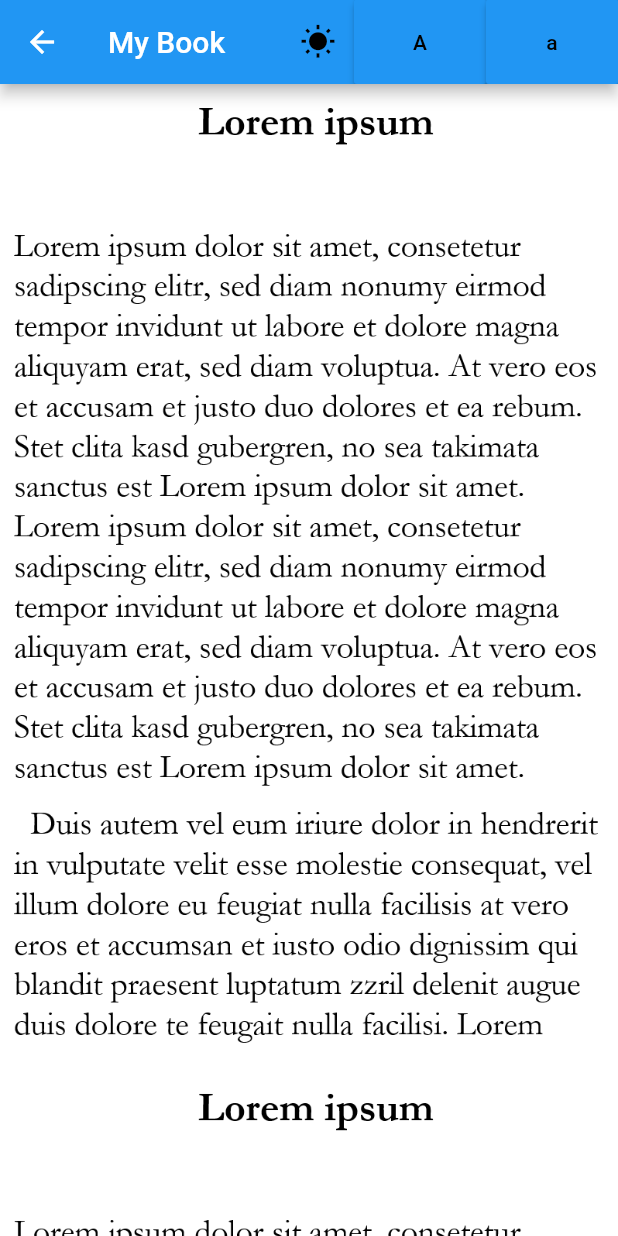
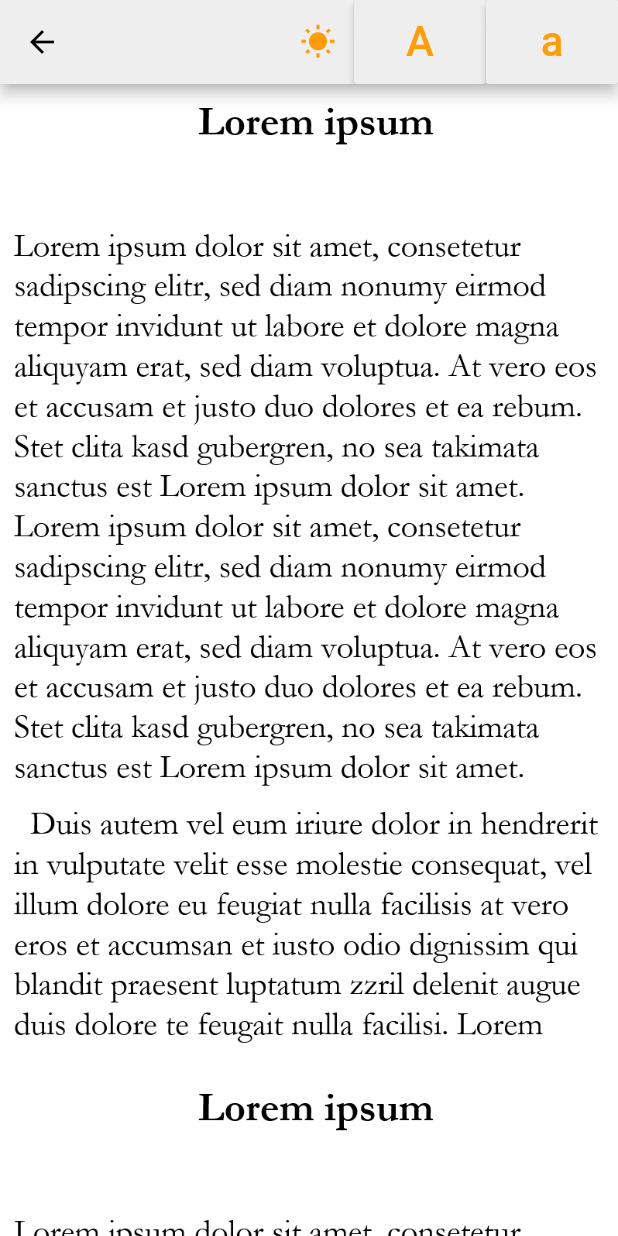
Before and after one commit to mobileappdevhm19/HINT-Reader, a Flutter app: the BookView screen opened directly, on a phone screen of 412 x 824 dp. Run offline on Flutter 3.47's test engine with Material 2 defaults, Android fonts, the phone set to English and light mode, and no system bars.

Commit message:
ui tweaks

```diff
--- a/hintreader/lib/main.dart
+++ b/hintreader/lib/main.dart
@@ -6,6 +6,22 @@ void main() => runApp(MyApp());
 
 class MyApp extends StatelessWidget {
   // This widget is the root of your application.
+  static Map<int, Color> color =
+  {
+    50:Color.fromRGBO(255,156,6, .1),
+    100:Color.fromRGBO(255,156,6, .2),
+    200:Color.fromRGBO(255,156,6, .3),
+    300:Color.fromRGBO(255,156,6, .4),
+    400:Color.fromRGBO(255,156,6, .5),
+    500:Color.fromRGBO(255,156,6, .6),
+    600:Color.fromRGBO(255,156,6, .7),
+    700:Color.fromRGBO(255,156,6, .8),
+    800:Color.fromRGBO(255,156,6, .9),
+    900:Color.fromRGBO(255,156,6, 1),
+  };
+
+  MaterialColor colorCustom = MaterialColor(0xFFFF9C06, color);
+
   @override
   Widget build(BuildContext context) {
     return MaterialApp(
@@ -20,7 +36,7 @@ class MyApp extends StatelessWidget {
         // or simply save your changes to "hot reload" in a Flutter IDE).
         // Notice that the counter didn't reset back to zero; the application
         // is not restarted.
-        primarySwatch: Colors.blue,
+        primaryColor: Colors.grey[200],
       ),
       home: BookshelfView("My bookshelf"),
     );
--- a/hintreader/lib/views/BookView.dart
+++ b/hintreader/lib/views/BookView.dart
@@ -17,18 +17,33 @@ class _BookViewState extends State<BookView> {
   bool darkmode;
   int size;
 
+  static Map<int, Color> color =
+  {
+    50:Color.fromRGBO(255,156,6, .1),
+    100:Color.fromRGBO(255,156,6, .2),
+    200:Color.fromRGBO(255,156,6, .3),
+    300:Color.fromRGBO(255,156,6, .4),
+    400:Color.fromRGBO(255,156,6, .5),
+    500:Color.fromRGBO(255,156,6, .6),
+    600:Color.fromRGBO(255,156,6, .7),
+    700:Color.fromRGBO(255,156,6, .8),
+    800:Color.fromRGBO(255,156,6, .9),
+    900:Color.fromRGBO(255,156,6, 1),
+  };
+
+  MaterialColor colorCustom = MaterialColor(0xFFFF9C06, color);
+
   @override
   Widget build(BuildContext context) {
     return Scaffold(
       appBar: AppBar(
           // Here we take the value from the MyHomePage object that was created by
           // the App.build method, and use it to set our appbar title.
-          title: Text(widget.title),
           actions: <Widget>[
             // action button
             IconButton(
               icon: Icon(Icons.wb_sunny),
-              color: darkmode == false ? Colors.black : Colors.white,
+              color: darkmode == false ? colorCustom : Colors.black,
               onPressed: () {
                 if (darkmode == false) {
                   setState(() {
@@ -42,8 +57,8 @@ class _BookViewState extends State<BookView> {
               },
             ),
             RaisedButton(
-              child: Text("A", style: TextStyle(color: size == -1 ? Colors.white : Colors.black,)),
-              color: Colors.blue,
+              child: Text("A", style: TextStyle(color: size == -1 ? Colors.black : colorCustom, fontSize: 28)),
+              color: Colors.grey[200],
               onPressed: () {
                 if(size == 0 || size == 1) {
                   setState(() {
@@ -57,8 +72,8 @@ class _BookViewState extends State<BookView> {
               },
             ),
             RaisedButton(
-              child: Text("a", style: TextStyle(color: size == 1 ? Colors.white : Colors.black,)),
-              color: Colors.blue,
+              child: Text("a", style: TextStyle(color: size == 1 ? Colors.black : colorCustom, fontSize: 28)),
+              color: Colors.grey[200],
               onPressed: () {
                 if(size == 0 || size == -1) {
                   setState(() {
@@ -83,6 +98,7 @@ class _BookViewState extends State<BookView> {
   }
 
   portraitOrientation() {
+    scaleImageSize();
     String pic;
     if (darkmode) {
       if (size == 0) {
@@ -125,7 +141,16 @@ class _BookViewState extends State<BookView> {
         child: listView);
   }
 
+  scaleImageSize() {
+    double width = MediaQuery.of(context).size.width;
+    double height = MediaQuery.of(context).size.height;
+
+    print("width: " + width.toString());
+    print("height: "+ height.toString());
+  }
+
   landscapeOrientation() {
+    scaleImageSize();
     String pic;
     if (darkmode) {
       if (size == 0) {
```
Also changed, not shown: 1 other file.
